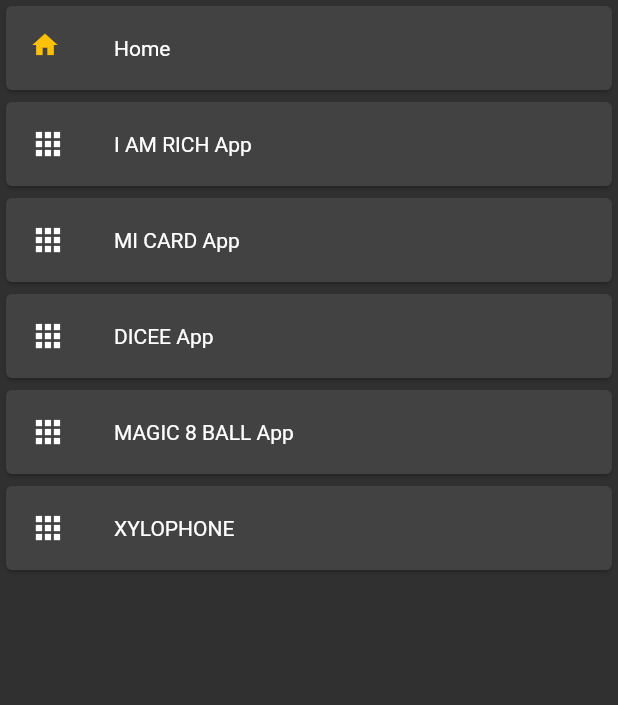
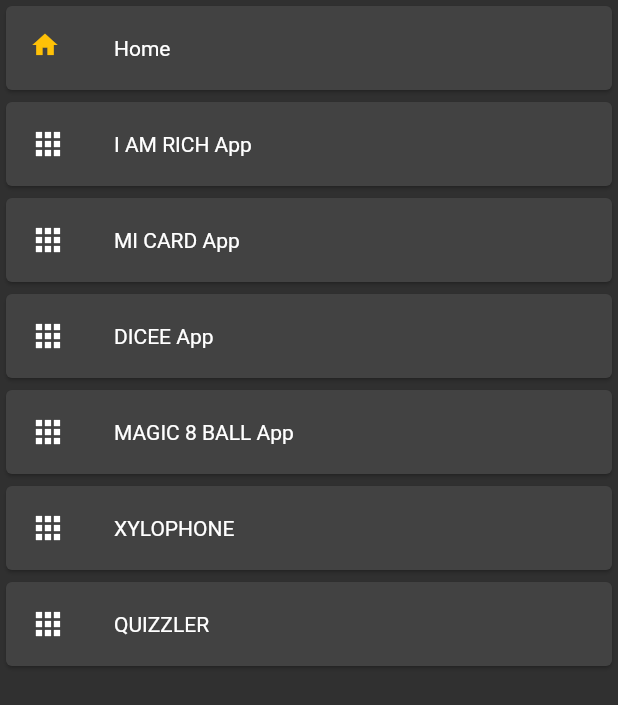
Before and after one commit to moustafaibrahem/all-app, a Flutter app: the MyMenuItems widget shown alone on an empty page, opened directly, on a phone screen of 412 x 824 dp. Shown: the top 705 px of the screen. Run offline on Flutter 3.47's test engine with Material 2 defaults, Android fonts, the phone set to English and light mode, and no system bars; our stand-ins replace audioplayers.

Commit message:
secound commit

```diff
--- a/lib/main.dart
+++ b/lib/main.dart
@@ -1,10 +1,11 @@
+import 'package:flutter/material.dart';
 import 'package:all/src/home_sreen.dart';
 import 'package:all/src/first_screen.dart';
 import 'package:all/src/second_screen.dart';
 import 'package:all/src/third_screen.dart';
 import 'package:all/src/forth_screen.dart';
 import 'package:all/src/fifth_screen.dart';
-import 'package:flutter/material.dart';
+import 'package:all/src/sixth_screen.dart';
 
 void main() => runApp(MyApp());
 
@@ -20,6 +21,7 @@ class MyApp extends StatelessWidget {
         '/third': (context) => ThirdScreen(),
         '/forth': (context) => Forthscreen(),
         '/fifth': (context) => Fifthscreen(),
+        '/sixth': (context) => Sixthscreen(),
       },
       initialRoute: '/',
     );
--- a/lib/src/second_screen.dart
+++ b/lib/src/second_screen.dart
@@ -47,11 +47,11 @@ class Secondscreen extends StatelessWidget {
               ),
               Padding(
                 padding: const EdgeInsets.fromLTRB(15, 0, 15, 0),
-                child: MyCard(icon: Icon(Icons.phone), text: "+010 6789 3079"),
+                child: myCard(icon: Icon(Icons.phone), text: "+010 6789 3079"),
               ),
               Padding(
                 padding: const EdgeInsets.fromLTRB(15, 0, 15, 0),
-                child: MyCard(
+                child: myCard(
                     icon: Icon(Icons.email),
                     text: 'moustafa.ibrahem56@gmail.com'),
               )
@@ -63,7 +63,7 @@ class Secondscreen extends StatelessWidget {
   }
 }
 
-Card MyCard({Icon icon, String text}) {
+Card myCard({Icon icon, String text}) {
   return Card(
     margin: EdgeInsets.symmetric(vertical: 5, horizontal: 20),
     child: ListTile(
--- a/lib/widget/my-menu-items.dart
+++ b/lib/widget/my-menu-items.dart
@@ -24,20 +24,21 @@ class MyMenuItems extends StatelessWidget {
             },
           ),
         ),
-        MyCard(context, Icon(Icons.apps), "I AM RICH App", '/first'),
-        MyCard(context, Icon(Icons.apps), "MI CARD App", '/second'),
-        MyCard(context, Icon(Icons.apps), "DICEE App", '/third'),
-        MyCard(context, Icon(Icons.apps), "MAGIC 8 BALL App", '/forth'),
-        MyCard(context, Icon(Icons.apps), "XYLOPHONE", '/fifth'),
+        myCard(context, Icon(Icons.apps), "I AM RICH App", '/first'),
+        myCard(context, Icon(Icons.apps), "MI CARD App", '/second'),
+        myCard(context, Icon(Icons.apps), "DICEE App", '/third'),
+        myCard(context, Icon(Icons.apps), "MAGIC 8 BALL App", '/forth'),
+        myCard(context, Icon(Icons.apps), "XYLOPHONE", '/fifth'),
+        myCard(context, Icon(Icons.apps), "QUIZZLER ", '/sixth'),
       ],
     );
   }
 }
 
-Card MyCard(context, Icon MYicon, String txt, String dist) {
+Card myCard(context, Icon mYicon, String txt, String dist) {
   return Card(
     child: ListTile(
-      leading: MYicon,
+      leading: mYicon,
       title: Text(
         txt,
         style: TextStyle(
```
Also changed, not shown: lib/src/sixth_screen.dart (added, +13 -0 lines), lib/src/third_screen.dart (+6 -6 lines).
